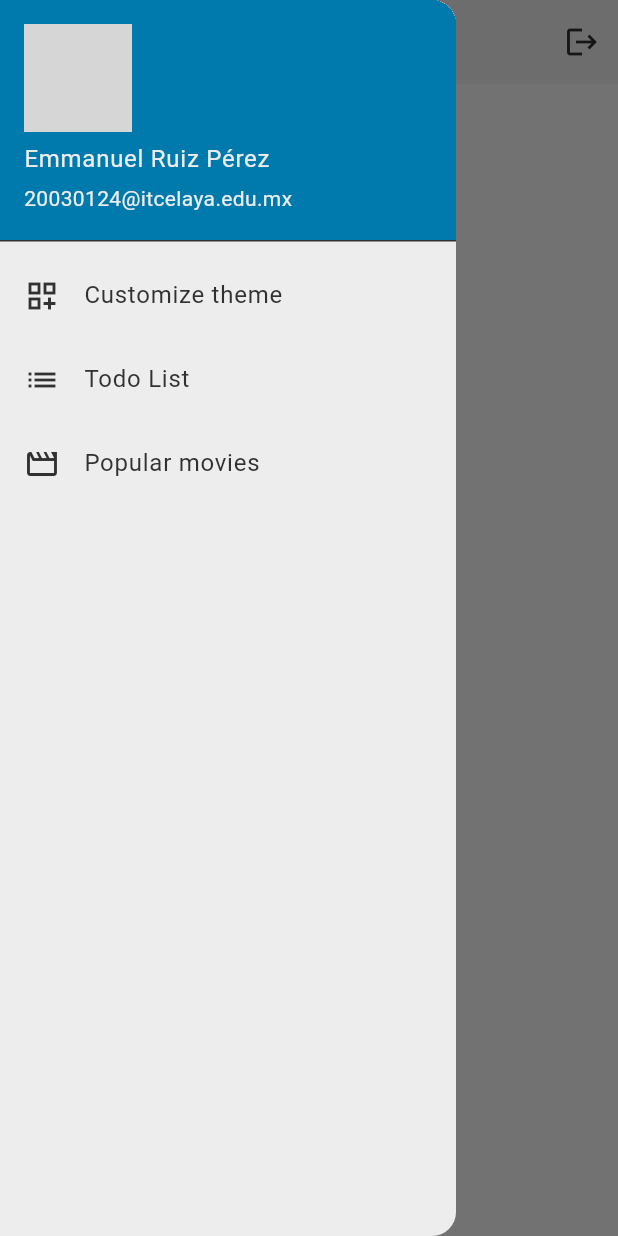
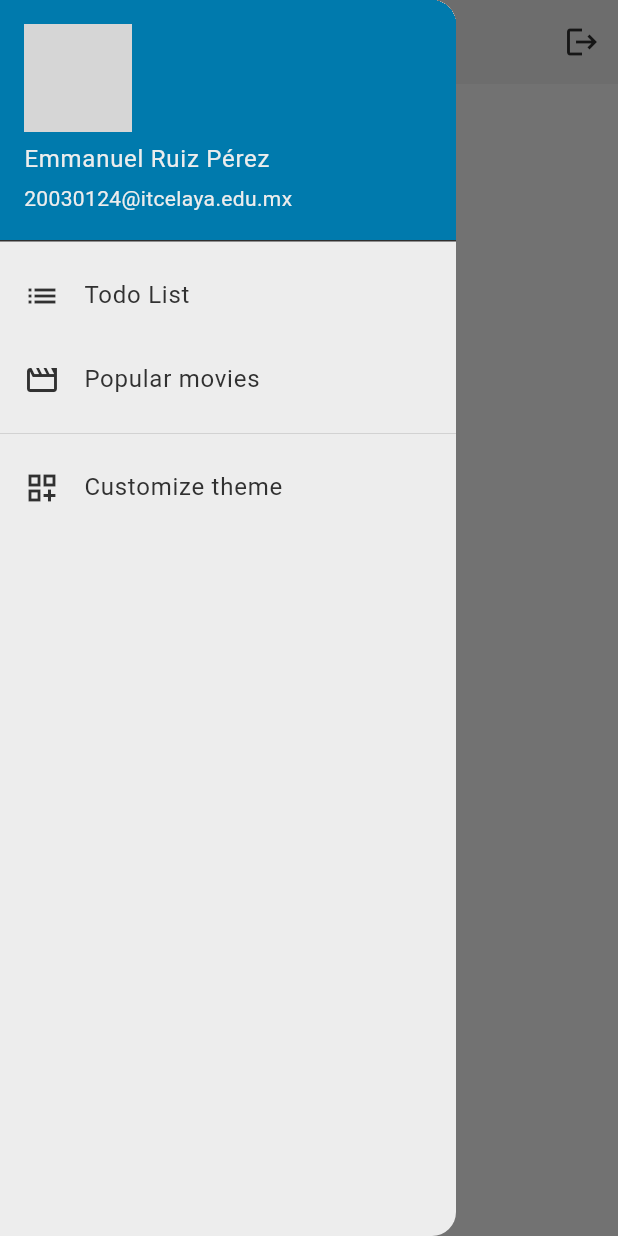
Before and after one commit to Reh4m/learning-flutter, a Flutter app: the HomeScreen screen opened directly, with the side drawer open, on a phone screen of 412 x 824 dp. Run offline on Flutter 3.47's test engine with Material 3 defaults, Android fonts, the phone set to English and light mode, and no system bars; our stand-ins replace another_flutter_splash_screen, dio, email_validator, flutter_rating_bar, flutter_slidable, google_fonts and 4 more; accounts and stored records are empty; network calls fail; grey boxes are pictures that could not be loaded.

Commit message:
Style (HomeScreen): Move Customize Theme list tile to the end of the list

```diff
--- a/lib/src/screens/home_screen.dart
+++ b/lib/src/screens/home_screen.dart
@@ -37,13 +37,6 @@ class HomeScreen extends StatelessWidget {
               accountEmail: Text('20030124@itcelaya.edu.mx'),
             ),
             ListTile(
-              leading: Icon(Icons.dashboard_customize_outlined),
-              title: Text('Customize theme'),
-              onTap: () {
-                Navigator.pushNamed(context, '/customize-theme');
-              },
-            ),
-            ListTile(
               leading: Icon(Icons.list),
               title: Text('Todo List'),
               onTap: () {
@@ -57,6 +50,14 @@ class HomeScreen extends StatelessWidget {
                 Navigator.pushNamed(context, '/popular-movies');
               },
             ),
+            Divider(thickness: 0.1),
+            ListTile(
+              leading: Icon(Icons.dashboard_customize_outlined),
+              title: Text('Customize theme'),
+              onTap: () {
+                Navigator.pushNamed(context, '/customize-theme');
+              },
+            ),
           ],
         ),
       ),
```
